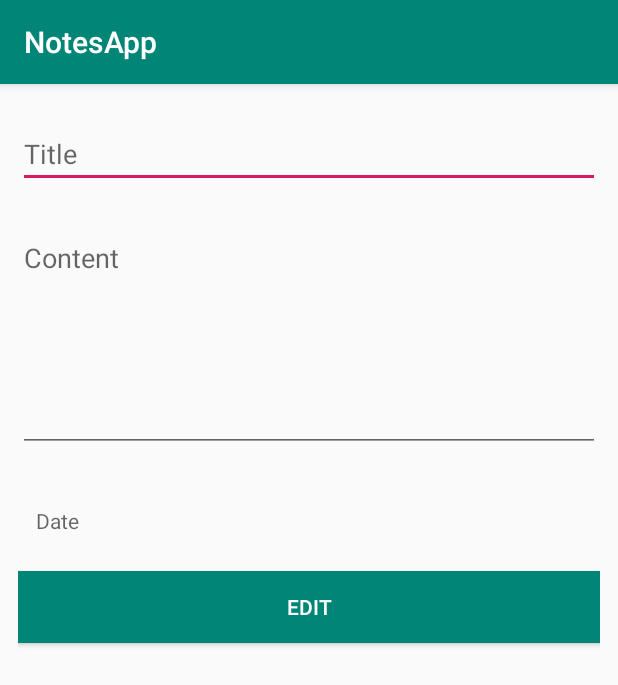
After one commit to androidprojects2019/NotesApp, an Android app: the EditNoteActivity screen opened directly, with no data from a screen before it, on a phone screen of 412 x 824 dp. The commit adds this screen. Shown: the top 685 px of the screen. Run offline under Robolectric (Android 15) with nearby library versions, the phone set to English and light mode, and no system bars; 2 statements that could not run were skipped.

Commit message:
add update note logic

```diff
--- a/app/src/main/AndroidManifest.xml
+++ b/app/src/main/AndroidManifest.xml
@@ -9,7 +9,8 @@
         android:roundIcon="@mipmap/ic_launcher_round"
         android:supportsRtl="true"
         android:theme="@style/AppTheme">
-        <activity android:name=".AddNoteActivity"></activity>
+        <activity android:name=".EditNoteActivity"></activity>
+        <activity android:name=".AddNoteActivity" />
         <activity
             android:name=".NotesActivity"
             android:label="@string/title_activity_notes"
--- a/app/src/main/java/com/example/notesapp/DataBase/DAOs/NotesDao.java
+++ b/app/src/main/java/com/example/notesapp/DataBase/DAOs/NotesDao.java
@@ -17,8 +17,8 @@ public interface NotesDao {
     @Insert
     void addNote(Note note);
 
-//    @Update()
-//    void updateNote(String title,String content,String dateTime);
+    @Query("Update note Set title =:title,content = :content,dateTime = :dateTime")
+    void updateNote(String title, String content, String dateTime);
 
     @Delete
     void deleteNote(Note note);
--- /dev/null
+++ b/app/src/main/java/com/example/notesapp/EditNoteActivity.java
@@ -0,0 +1,96 @@
+package com.example.notesapp;
+
+import android.app.TimePickerDialog;
+import android.content.DialogInterface;
+import android.os.Bundle;
+import android.util.Log;
+import android.view.View;
+import android.widget.Button;
+import android.widget.EditText;
+import android.widget.TextView;
+import android.widget.TimePicker;
+
+import com.example.notesapp.DataBase.Model.Note;
+import com.example.notesapp.DataBase.MyDataBase;
+import com.example.notesapp.base.BaseActivity;
+
+import java.util.Calendar;
+
+public class EditNoteActivity extends BaseActivity implements View.OnClickListener {
+    protected EditText title;
+    protected EditText content;
+    protected TextView datetime;
+    protected Button add;
+    Note note;
+
+    @Override
+    protected void onCreate(Bundle savedInstanceState) {
+        super.onCreate(savedInstanceState);
+        super.setContentView(R.layout.activity_edit_note);
+        this.note = NotesActivity.commingNote;
+        initView();
+        title.setHint(this.note.getTitle());
+        content.setHint(this.note.getContent());
+
+    }
+
+    String noteTime = " ";
+
+    public void onClick(View view) {
+        if (view.getId() == R.id.edit) {
+            String titleS = title.getText().toString();
+            String contentS = content.getText().toString();
+            Log.e("title", titleS);
+
+            if (titleS.isEmpty()) {
+                titleS = this.note.getTitle();
+            }
+            if (contentS.isEmpty() || datetime.getText().toString().isEmpty()) {
+                contentS = this.note.getContent();
+            }
+            Log.e("dateTime", datetime.getText().toString());
+            if (datetime.getText().toString().isEmpty()) {
+                noteTime = this.note.getDateTime();
+            }
+
+            {
+                Note note = new Note(titleS, contentS, noteTime);
+                MyDataBase.getInstance(this)
+                        .notesDao()
+                        .updateNote(note.getTitle(), note.getContent(), note.getDateTime());
+                showMessage(R.string.note_edited_successfully, R.string.ok,
+                        new DialogInterface.OnClickListener() {
+                            @Override
+                            public void onClick(DialogInterface dialog, int which) {
+                                dialog.dismiss();
+                                finish();
+                            }
+                        }, false);
+            }
+
+
+        } else if (view.getId() == R.id.datetime) {
+            Calendar calendar = Calendar.getInstance();
+            TimePickerDialog datePickerDialog = new TimePickerDialog(
+                    this, new TimePickerDialog.OnTimeSetListener() {
+                @Override
+                public void onTimeSet(TimePicker view, int hourOfDay, int minute) {
+                    noteTime = hourOfDay + " : " + minute;
+                    datetime.setText(noteTime);
+                }
+            }, calendar.get(Calendar.HOUR_OF_DAY), calendar.get(Calendar.MINUTE)
+                    , false);
+            datePickerDialog.show();
+        }
+    }
+
+    private void initView() {
+        title = (EditText) findViewById(R.id.title);
+        content = (EditText) findViewById(R.id.content);
+        datetime = (TextView) findViewById(R.id.datetime);
+        datetime.setOnClickListener(EditNoteActivity.this);
+        add = (Button) findViewById(R.id.edit);
+        add.setOnClickListener(EditNoteActivity.this);
+    }
+
+}
--- /dev/null
+++ b/app/src/main/res/layout/activity_edit_note.xml
@@ -0,0 +1,53 @@
+<?xml version="1.0" encoding="utf-8"?>
+<LinearLayout xmlns:android="http://schemas.android.com/apk/res/android"
+    xmlns:app="http://schemas.android.com/apk/res-auto"
+    xmlns:tools="http://schemas.android.com/tools"
+    android:orientation="vertical"
+    android:layout_width="match_parent"
+    android:layout_height="match_parent"
+    android:paddingStart="12dp"
+    android:paddingEnd="12dp"
+    tools:context="com.example.notesapp.EditNoteActivity">
+
+
+    <EditText
+        android:id="@+id/title"
+        android:layout_width="match_parent"
+        android:layout_height="wrap_content"
+        android:layout_marginTop="24dp"
+        android:maxLines="1"
+        android:hint="@string/title"
+        />
+
+    <EditText
+        android:id="@+id/content"
+        android:layout_width="match_parent"
+        android:layout_height="wrap_content"
+        android:layout_marginTop="24dp"
+        android:gravity="start"
+        android:lines="6"
+        android:maxLines="6"
+        android:hint="@string/content"
+        />
+    <TextView
+        android:id="@id/datetime"
+        android:layout_width="match_parent"
+        android:layout_height="wrap_content"
+        android:layout_marginTop="24dp"
+        android:maxLines="1"
+        android:hint="@string/date"
+        android:padding="12dp"
+        />
+
+    <Button
+        android:id="@+id/edit"
+        android:layout_width="match_parent"
+        android:layout_height="wrap_content"
+        android:layout_marginTop="12dp"
+        android:text="@string/edit"
+        android:background="@color/colorPrimary"
+        android:textColor="@color/white"
+        />
+
+
+</LinearLayout>
--- a/app/src/main/res/values/strings.xml
+++ b/app/src/main/res/values/strings.xml
@@ -7,4 +7,6 @@
     <string name="add">add</string>
     <string name="note_added_successfully">Note added successfully</string>
     <string name="ok">Ok</string>
+    <string name="edit">Edit</string>
+    <string name="note_edited_successfully">note edited successfully</string>
 </resources>
```
Also changed, not shown: app/src/main/java/com/example/notesapp/NotesActivity.java (+8 -0 lines), app/src/main/java/com/example/notesapp/NotesAdapter.java (+21 -2 lines), app/src/main/ic_launcher-web.png (added), app/src/main/res/mipmap-hdpi/ic_launcher_foreground.png (added), app/src/main/res/mipmap-mdpi/ic_launcher_foreground.png (added), app/src/main/res/mipmap-xhdpi/ic_launcher_foreground.png (added), app/src/main/res/mipmap-xxhdpi/ic_launcher_foreground.png (added), app/src/main/res/mipmap-xxxhdpi/ic_launcher_foreground.png (added).
